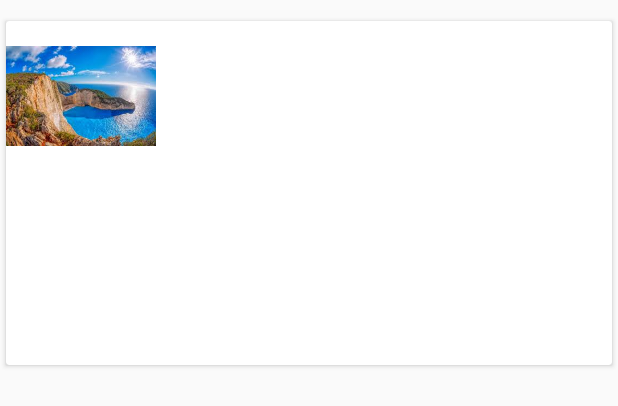
After one commit to h-matsuo/hackathon_2017_colopl, an Android app: the layout list2_item.xml on its own in the app's theme, with its tools: preview values and no code run, on a phone screen of 412 x 824 dp. The commit adds this screen. Shown: the top 406 px of the screen. Run offline under Robolectric (Android 15) with nearby library versions, the phone set to English and light mode, and no system bars.

Commit message:
20:31時点

```diff
--- a/MyApplication/app/src/main/java/com/example/stamprally/MainActivity.java
+++ b/MyApplication/app/src/main/java/com/example/stamprally/MainActivity.java
@@ -147,7 +147,7 @@ public class MainActivity extends AppCompatActivity {
                 case 0:
                     return PlaceholderFragment.newInstance(0);
                 case 1:
-                    return Placeholder2Fragment.newInstance(0);
+                    return Placeholder2Fragment.newInstance(1);
                 case 2:
                     return Placeholder3Fragment.newInstance(0);
             }
--- a/MyApplication/app/src/main/java/com/example/stamprally/PlaceholderFragment.java
+++ b/MyApplication/app/src/main/java/com/example/stamprally/PlaceholderFragment.java
@@ -67,7 +67,6 @@ public  class PlaceholderFragment extends  Fragment implements AdapterView.OnIte
         TextView textView = (TextView) rootView.findViewById(R.id.textView1);
         int number = getArguments().getInt(ARG_SECTION_NUMBER);
 
-        initImage();//画像を表示する前に、読み込みを行う
         spots=new ArrayList<Spot>();
         spots = initSpots();
 
--- a/MyApplication/app/src/main/res/layout/activity_main.xml
+++ b/MyApplication/app/src/main/res/layout/activity_main.xml
@@ -48,11 +48,7 @@
         app:srcCompat="@android:drawable/ic_dialog_email" />
 
     <!--
-    <android.support.v7.widget.RecyclerView
-        android:id="@+id/recyclerView1"
-        android:layout_width="match_parent"
-        android:layout_height="match_parent"
-        android:scrollbars="vertical" />
+The android gradle plugin version 2.3.0-beta1 is too old, please update to the latest version.
         -->
 
 
--- /dev/null
+++ b/MyApplication/app/src/main/res/layout/list2_item.xml
@@ -0,0 +1,34 @@
+<?xml version="1.0" encoding="utf-8"?>
+<LinearLayout xmlns:android="http://schemas.android.com/apk/res/android"
+    android:layout_width="match_parent"
+    android:layout_height="wrap_content"
+    xmlns:app="http://schemas.android.com/apk/res-auto">
+
+    <android.support.v7.widget.CardView
+        android:id="@+id/cardView2"
+        ardCornerRadius="30dp"
+        android:layout_width="match_parent"
+        android:layout_height="wrap_content"
+        android:layout_marginBottom="10dp"
+        android:layout_marginLeft="1dp"
+        android:layout_marginRight="1dp"
+        android:layout_marginTop="10dp"
+        app:cardUseCompatPadding="true">
+
+
+        <LinearLayout
+            android:layout_width="match_parent"
+            android:layout_height="229dp"
+            android:orientation="horizontal">
+
+            <ImageView
+                android:id="@+id/imageView2"
+                android:layout_width="100dp"
+                android:layout_height="100dp"
+                android:src="@drawable/download_1" />
+
+        </LinearLayout>
+
+    </android.support.v7.widget.CardView>
+
+</LinearLayout>
--- a/MyApplication/build.gradle
+++ b/MyApplication/build.gradle
@@ -5,7 +5,7 @@ buildscript {
         jcenter()
     }
     dependencies {
-        classpath 'com.android.tools.build:gradle:2.2.3'
+        classpath 'com.android.tools.build:gradle:2.3.3'
 
         // NOTE: Do not place your application dependencies here; they belong
         // in the individual module build.gradle files
```
Also changed, not shown: MyApplication/app/src/main/java/com/example/stamprally/MyAdapter2.java (added, +61 -0 lines), MyApplication/app/src/main/java/com/example/stamprally/Placeholder2Fragment.java (+62 -4 lines), MyApplication/app/src/main/java/com/example/stamprally/StampCard.java (added, +18 -0 lines), MyApplication/app/src/main/res/layout/fragment2_main.xml (+45 -6 lines), MyApplication/app/src/main/res/values/array_difficult.xml (added, +11 -0 lines), MyApplication/gradle/wrapper/gradle-wrapper.properties.
